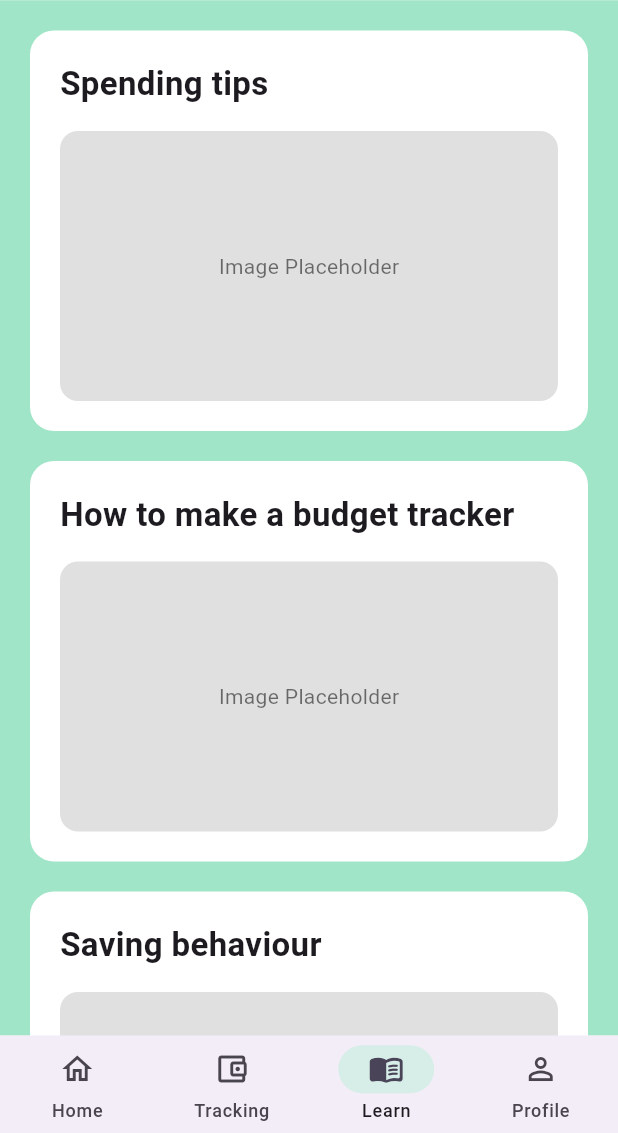
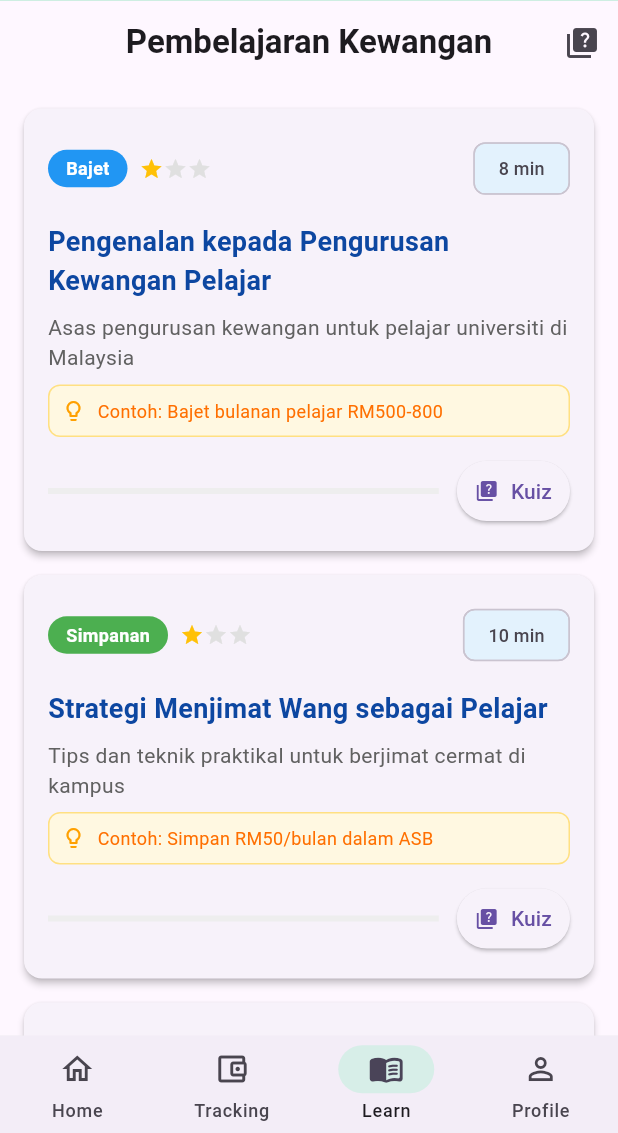
Before and after one commit to adamrujhan/DuitWise-CAT304, a Flutter app: the screen it shows once a user with an empty profile is signed in, item 3 of the bottom bar chosen, on a phone screen of 412 x 824 dp, the part 103-1236 px from its top. Run offline on Flutter 3.47's test engine with Material 3 defaults, Android fonts, the phone set to English and light mode, and no system bars; our stand-ins replace firebase_auth, firebase_core, fl_chart, flutter_riverpod, go_router, shared_preferences; accounts and stored records are empty; network calls fail.

Commit message:
init fin-lit

```diff
--- a/duitwise_app/lib/core/routing/routes.dart
+++ b/duitwise_app/lib/core/routing/routes.dart
@@ -1,8 +1,9 @@
-import 'package:duitwise_app/modules/learning/view/learning_page.dart';
 import 'package:duitwise_app/modules/platform_management/view/home_page.dart';
 //import 'package:duitwise_app/modules/financial_tracking/budget_page.dart';
 import 'package:duitwise_app/modules/financial_tracking/budget_setup_page.dart';
 
+// financial learning module
+import 'package:duitwise_app/modules/financial_literacy/views/fin_lit_page.dart';
 
 import 'package:duitwise_app/modules/onboarding/view/start_page.dart';
 import 'package:duitwise_app/modules/auth/view/sign_in_page.dart';
@@ -73,7 +74,7 @@ final routerProvider = Provider<GoRouter>((ref) {
           ),
           GoRoute(
             path: '/learn',
-            builder: (_, _) => const LearningPage(),
+            builder: (_, _) => LearningPage(),
           ),
           GoRoute(
             path: '/profile',
--- /dev/null
+++ b/duitwise_app/lib/modules/financial_literacy/models/lesson_model.dart
@@ -0,0 +1,50 @@
+// lib/modules/financial_literacy/models/lesson_model.dart
+class Lesson {
+  final String id;
+  final String title;
+  final String description;
+  final String videoUrl;
+  final Duration duration;
+  final String category; // Budgeting, Saving, Investing, Debt
+  final int difficulty; // 1-3
+  final List<String> learningOutcomes;
+  final bool isCompleted;
+
+  Lesson({
+    required this.id,
+    required this.title,
+    required this.description,
+    required this.videoUrl,
+    required this.duration,
+    required this.category,
+    required this.difficulty,
+    required this.learningOutcomes,
+    this.isCompleted = false,
+  });
+
+  // Malaysian context translations
+  String get localizedCategory {
+    switch (category) {
+      case 'Budgeting': return 'Bajet';
+      case 'Saving': return 'Simpanan';
+      case 'Investing': return 'Pelaburan';
+      case 'Debt': return 'Hutang';
+      default: return category;
+    }
+  }
+
+  // For Malaysian Ringgit examples
+  String get malaysianExample {
+    switch (category) {
+      case 'Budgeting':
+        return 'Contoh: Bajet bulanan pelajar RM500-800';
+      case 'Saving':
+        return 'Contoh: Simpan RM50/bulan dalam ASB';
+      case 'Investing':
+        return 'Contoh: Pelaburan awal dalam unit trust';
+      case 'Debt':
+        return 'Contoh: Urus pinjaman PTPTN dengan bijak';
+      default: return '';
+    }
+  }
+}
--- /dev/null
+++ b/duitwise_app/lib/modules/financial_literacy/models/quiz_model.dart
@@ -0,0 +1,67 @@
+// lib/modules/financial_literacy/models/quiz_model.dart
+class QuizQuestion {
+  final String id;
+  final String lessonId;
+  final String question;
+  final List<String> options;
+  final int correctAnswerIndex;
+  final String explanation;
+
+  // Add constructor for QuizQuestion too (might have same error)
+  QuizQuestion({
+    required this.id,
+    required this.lessonId,
+    required this.question,
+    required this.options,
+    required this.correctAnswerIndex,
+    required this.explanation,
+  });
+}
+
+class QuizResult {
+  final String quizId;
+  final int score;
+  final int totalQuestions;
+  final DateTime completedAt;
+  final List<bool> answersCorrect;
+
+  // Constructor - FIXES THE ERROR
+  QuizResult({
+    required this.quizId,
+    required this.score,
+    required this.totalQuestions,
+    required this.completedAt,
+    required this.answersCorrect,
+  });
+
+  double get percentage => (score / totalQuestions) * 100;
+
+  String get resultText {
+    if (percentage >= 80) return 'Cemerlang!';
+    if (percentage >= 60) return 'Baik';
+    if (percentage >= 40) return 'Memuaskan';
+    return 'Perlu cuba lagi';
+  }
+
+  // Helper method to create from JSON (for Firebase/Firestore)
+  Map<String, dynamic> toMap() {
+    return {
+      'quizId': quizId,
+      'score': score,
+      'totalQuestions': totalQuestions,
+      'completedAt': completedAt.toIso8601String(),
+      'answersCorrect': answersCorrect,
+    };
+  }
+
+  // Helper method to create from JSON
+  static QuizResult fromMap(Map<String, dynamic> map) {
+    return QuizResult(
+      quizId: map['quizId'],
+      score: map['score'],
+      totalQuestions: map['totalQuestions'],
+      completedAt: DateTime.parse(map['completedAt']),
+      answersCorrect: List<bool>.from(map['answersCorrect']),
+    );
+  }
+}
--- /dev/null
+++ b/duitwise_app/lib/modules/financial_literacy/views/fin_lit_page.dart
@@ -0,0 +1,180 @@
+import 'package:flutter/material.dart';
+import '../../financial_literacy/models/lesson_model.dart';
+import '../../financial_literacy/widgets/lesson_card.dart';
+
+// ignore: use_key_in_widget_constructors
+class LearningPage extends StatelessWidget {
+  // Sample lessons data for Malaysian students
+  final List<Lesson> lessons = [
+    Lesson(
+      id: '1',
+      title: 'Pengenalan kepada Pengurusan Kewangan Pelajar',
+      description: 'Asas pengurusan kewangan untuk pelajar universiti di Malaysia',
+      videoUrl: '',
+      duration: Duration(minutes: 8),
+      category: 'Budgeting',
+      difficulty: 1,
+      learningOutcomes: [
+        'Memahami konsep pendapatan dan perbelanjaan',
+        'Mengenal pasti perbelanjaan perlu vs kehendak',
+        'Membuat bajet bulanan yang realistik',
+      ],
+    ),
+    Lesson(
+      id: '2',
+      title: 'Strategi Menjimat Wang sebagai Pelajar',
+      description: 'Tips dan teknik praktikal untuk berjimat cermat di kampus',
+      videoUrl: '',
+      duration: Duration(minutes: 10),
+      category: 'Saving',
+      difficulty: 1,
+      learningOutcomes: [
+        'Teknik penjimatan harian',
+        'Menggunakan diskaun pelajar',
+        'Mengelakkan pembaziran',
+      ],
+    ),
+    Lesson(
+      id: '3',
+      title: 'Pinjaman Pendidikan: PTPTN & Lain-lain',
+      description: 'Memahami dan mengurus pinjaman pendidikan dengan bijak',
+      videoUrl: '',
+      duration: Duration(minutes: 12),
+      category: 'Debt',
+      difficulty: 2,
+      learningOutcomes: [
+        'Memahami terma PTPTN',
+        'Perancangan pembayaran balik',
+        'Kesan kredit masa depan',
+      ],
+    ),
+  ];
+
+  @override
+  Widget build(BuildContext context) {
+    return Scaffold(
+      appBar: AppBar(
+        title: Text(
+          'Pembelajaran Kewangan',
+          style: TextStyle(fontWeight: FontWeight.bold),
+        ),
+        centerTitle: true,
+        actions: [
+          IconButton(
+            icon: Icon(Icons.quiz),
+            tooltip: 'Ujian Pengetahuan',
+            onPressed: () {
+              // Navigate to overall quiz
+            },
+          ),
+        ],
+      ),
+      body: lessons.isEmpty
+          ? Center(
+              child: Column(
+                mainAxisAlignment: MainAxisAlignment.center,
+                children: [
+                  Icon(Icons.school, size: 64, color: Colors.grey),
+                  SizedBox(height: 16),
+                  Text(
+                    'Kandungan pembelajaran sedang disediakan',
+                    style: TextStyle(color: Colors.grey),
+                  ),
+                ],
+              ),
+            )
+          : ListView.builder(
+              padding: EdgeInsets.all(16),
+              itemCount: lessons.length,
+              itemBuilder: (context, index) {
+                return LessonCard(
+                  lesson: lessons[index],
+                  onTap: () {
+                    // Navigate to lesson detail
+                    _showLessonDetail(context, lessons[index]);
+                  },
+                  onQuizTap: () {
+                    // Start quiz for this lesson
+                    _startQuiz(context, lessons[index]);
+                  },
+                );
+              },
+            ),
+    );
+  }
+
+  void _showLessonDetail(BuildContext context, Lesson lesson) {
+    showModalBottomSheet(
+      context: context,
+      isScrollControlled: true,
+      builder: (context) {
+        return Container(
+          height: MediaQuery.of(context).size.height * 0.8,
+          padding: EdgeInsets.all(20),
+          child: Column(
+            crossAxisAlignment: CrossAxisAlignment.start,
+            children: [
+              Row(
+                mainAxisAlignment: MainAxisAlignment.spaceBetween,
+                children: [
+                  Text(
+                    lesson.title,
+                    style: TextStyle(
+                      fontSize: 20,
+                      fontWeight: FontWeight.bold,
+                    ),
+                  ),
+                  IconButton(
+                    icon: Icon(Icons.close),
+                    onPressed: () => Navigator.pop(context),
+                  ),
+                ],
+              ),
+              SizedBox(height: 16),
+              Text(
+                'Hasil Pembelajaran:',
+                style: TextStyle(
+                  fontWeight: FontWeight.bold,
+                  fontSize: 16,
+                ),
+              ),
+              SizedBox(height: 8),
+              Column(
+                children: lesson.learningOutcomes
+                    .map((outcome) => Padding(
+                          padding: const EdgeInsets.symmetric(vertical: 4),
+                          child: Row(
+                            children: [
+                              Icon(Icons.check_circle, color: Colors.green, size: 16),
+                              SizedBox(width: 8),
+                              Expanded(child: Text(outcome)),
+                            ],
+                          ),
+                        ))
+                    .toList(),
+              ),
+              Spacer(),
+              Center(
+                child: ElevatedButton.icon(
+                  onPressed: () {
+                    // Start video/lesson
+                  },
+                  icon: Icon(Icons.play_arrow),
+                  label: Text('Mula Belajar (${lesson.duration.inMinutes} min)'),
+                  style: ElevatedButton.styleFrom(
+                    padding: EdgeInsets.symmetric(horizontal: 32, vertical: 16),
+                  ),
+                ),
+              ),
+            ],
+          ),
+        );
+      },
+    );
+  }
+
+  void _startQuiz(BuildContext context, Lesson lesson) {
+    // Navigate to quiz page
+    // We'll implement this later
+  }
+}
--- /dev/null
+++ b/duitwise_app/lib/modules/financial_literacy/widgets/lesson_card.dart
@@ -0,0 +1,167 @@
+// lib/modules/financial_literacy/widgets/lesson_card.dart
+import 'package:flutter/material.dart';
+import '../models/lesson_model.dart';
+
+class LessonCard extends StatelessWidget {
+  final Lesson lesson;
+  final VoidCallback onTap;
+  final VoidCallback onQuizTap;
+
+  // ignore: use_key_in_widget_constructors
+  const LessonCard({
+    required this.lesson,
+    required this.onTap,
+    required this.onQuizTap,
+  });
+
+  @override
+  Widget build(BuildContext context) {
+    return Card(
+      margin: EdgeInsets.only(bottom: 16),
+      elevation: 2,
+      child: InkWell(
+        onTap: onTap,
+        borderRadius: BorderRadius.circular(12),
+        child: Padding(
+          padding: const EdgeInsets.all(16.0),
+          child: Column(
+            crossAxisAlignment: CrossAxisAlignment.start,
+            children: [
+              // Header with category and difficulty
+              Row(
+                children: [
+                  _buildCategoryBadge(),
+                  SizedBox(width: 8),
+                  _buildDifficultyStars(),
+                  Spacer(),
+                  _buildDurationChip(),
+                ],
+              ),
+
+              SizedBox(height: 12),
+
+              // Title and description
+              Text(
+                lesson.title,
+                style: TextStyle(
+                  fontSize: 18,
+                  fontWeight: FontWeight.bold,
+                  color: Colors.blue[900],
+                ),
+              ),
+
+              SizedBox(height: 8),
+
+              Text(
+                lesson.description,
+                style: TextStyle(
+                  color: Colors.grey[700],
+                  fontSize: 14,
+                ),
+              ),
+
+              SizedBox(height: 8),
+
+              // Malaysian example
+              Container(
+                padding: EdgeInsets.all(8),
+                decoration: BoxDecoration(
+                  color: Colors.amber[50],
+                  borderRadius: BorderRadius.circular(8),
+                  border: Border.all(color: Colors.amber[200]!),
+                ),
+                child: Row(
+                  children: [
+                    Icon(Icons.lightbulb_outline, size: 16, color: Colors.amber[700]),
+                    SizedBox(width: 8),
+                    Expanded(
+                      child: Text(
+                        lesson.malaysianExample,
+                        style: TextStyle(
+                          fontSize: 12,
+                          color: Colors.amber[900],
+                        ),
+                      ),
+                    ),
+                  ],
+                ),
+              ),
+
+              SizedBox(height: 12),
+
+              // Footer with progress and quiz button
+              Row(
+                children: [
+                  Expanded(
+                    child: LinearProgressIndicator(
+                      value: lesson.isCompleted ? 1.0 : 0.0,
+                      backgroundColor: Colors.grey[200],
+                      color: Colors.green,
+                    ),
+                  ),
+                  SizedBox(width: 12),
+                  ElevatedButton.icon(
+                    onPressed: onQuizTap,
+                    icon: Icon(Icons.quiz, size: 16),
+                    label: Text('Kuiz'),
+                    style: ElevatedButton.styleFrom(
+                      padding: EdgeInsets.symmetric(horizontal: 12, vertical: 8),
+                    ),
+                  ),
+                ],
+              ),
+            ],
+          ),
+        ),
+      ),
+    );
+  }
+
+  Widget _buildCategoryBadge() {
+    return Container(
+      padding: EdgeInsets.symmetric(horizontal: 12, vertical: 4),
+      decoration: BoxDecoration(
+        color: _getCategoryColor(),
+        borderRadius: BorderRadius.circular(20),
+      ),
+      child: Text(
+        lesson.localizedCategory,
+        style: TextStyle(
+          color: Colors.white,
+          fontSize: 12,
+          fontWeight: FontWeight.bold,
+        ),
+      ),
+    );
+  }
+
+  Widget _buildDifficultyStars() {
+    return Row(
+      children: List.generate(3, (index) {
+        return Icon(
+          Icons.star,
+          size: 16,
+          color: index < lesson.difficulty ? Colors.amber : Colors.grey[300],
+        );
+      }),
+    );
+  }
+
+  Widget _buildDurationChip() {
+    return Chip(
+      label: Text('${lesson.duration.inMinutes} min'),
+      backgroundColor: Colors.blue[50],
+      labelStyle: TextStyle(fontSize: 12),
+    );
+  }
+
+  Color _getCategoryColor() {
+    switch (lesson.category) {
+      case 'Budgeting': return Colors.blue;
+      case 'Saving': return Colors.green;
+      case 'Investing': return Colors.purple;
+      case 'Debt': return Colors.red;
+      default: return Colors.orange;
+    }
+  }
+}
--- a/duitwise_app/lib/modules/learning/view/learning_page.dart
+++ /dev/null
@@ -1,65 +0,0 @@
-import 'package:flutter/material.dart';
-
-class LearningPage extends StatelessWidget {
-  const LearningPage({super.key});
-
-  @override
-  Widget build(BuildContext context) {
-    return Scaffold(
-      backgroundColor: const Color(0xFFA0E5C7), // same mint background
-      body: SingleChildScrollView(
-        child: Padding(
-          padding: const EdgeInsets.all(20),
-          child: Column(
-            crossAxisAlignment: CrossAxisAlignment.start,
-            children: [
-              _placeholderContentCard(title: "Spending tips"),
-              const SizedBox(height: 20),
-
-              _placeholderContentCard(title: "How to make a budget tracker"),
-              const SizedBox(height: 20),
-
-              _placeholderContentCard(title: "Saving behaviour"),
-            ],
-          ),
-        ),
-      ),
-    );
-  }
-
-  // --- CONTENT CARD WITH GREY IMAGE PLACEHOLDER ---
-  Widget _placeholderContentCard({required String title}) {
-    return Container(
-      padding: const EdgeInsets.all(20),
-      decoration: BoxDecoration(
-        color: Colors.white,
-        borderRadius: BorderRadius.circular(16),
-      ),
-      child: Column(
-        crossAxisAlignment: CrossAxisAlignment.start,
-        children: [
-          Text(
-            title,
-            style: const TextStyle(fontSize: 22, fontWeight: FontWeight.w600),
-          ),
-          const SizedBox(height: 16),
-
-          // Grey box instead of image
-          Container(
-            height: 180,
-            decoration: BoxDecoration(
-              color: Colors.grey.shade300,
-              borderRadius: BorderRadius.circular(12),
-            ),
-            child: const Center(
-              child: Text(
-                "Image Placeholder",
-                style: TextStyle(color: Colors.black54),
-              ),
-            ),
-          ),
-        ],
-      ),
-    );
-  }
-}
--- a/duitwise_app/lib/modules/platform_management/view/layout/main_shell.dart
+++ b/duitwise_app/lib/modules/platform_management/view/layout/main_shell.dart
@@ -1,4 +1,4 @@
-import 'package:duitwise_app/modules/learning/view/learning_page.dart';
+import 'package:duitwise_app/modules/financial_literacy/views/fin_lit_page.dart';
 import 'package:duitwise_app/modules/platform_management/view/layout/duitwise_appbar.dart';
 import 'package:duitwise_app/modules/user_profile/view/user_profile.dart';
 import 'package:flutter/material.dart';
@@ -28,7 +28,7 @@ class MainShell extends ConsumerWidget {
     final pages = [
       const HomePage(),
       const BudgetSetupPage(),
-      const LearningPage(),
+      LearningPage(),
       const ProfilePage(),
     ];
 
```
